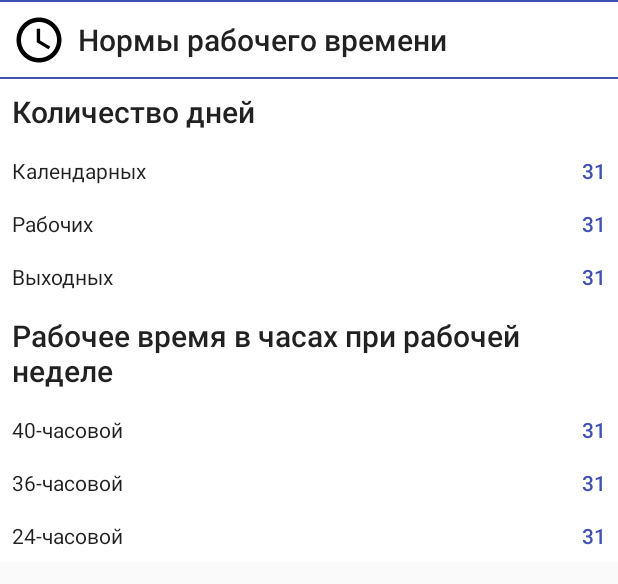
After one commit to 1240/Calendar, an Android app: the layout bottom_sheet_layout.xml on its own in the app's theme, with its tools: preview values and no code run, on a phone screen of 412 x 824 dp. The commit adds this screen. Shown: the top 584 px of the screen. Run offline under Robolectric (Android 15) with nearby library versions, the phone set to English and light mode, and no system bars.

Commit message:
-Добавлен bottomsheet

```diff
--- a/app/src/main/kotlin/com/l24o/workcalendar/modules/calendar/CalendarActivity.kt
+++ b/app/src/main/kotlin/com/l24o/workcalendar/modules/calendar/CalendarActivity.kt
@@ -1,6 +1,7 @@
 package com.l24o.workcalendar.modules.calendar
 
 import android.os.Bundle
+import android.support.design.widget.BottomSheetBehavior
 import android.support.v4.content.ContextCompat
 import android.text.style.ForegroundColorSpan
 import android.view.LayoutInflater
@@ -19,8 +20,10 @@ import com.prolificinteractive.materialcalendarview.CalendarDay
 import com.prolificinteractive.materialcalendarview.DayViewDecorator
 import com.prolificinteractive.materialcalendarview.DayViewFacade
 import com.prolificinteractive.materialcalendarview.MaterialCalendarView
-import kotlinx.android.synthetic.main.activity_calendar.*
+import kotlinx.android.synthetic.main.bottom_sheet_layout.*
+import kotlinx.android.synthetic.main.calendar_layout.*
 import kotlinx.android.synthetic.main.item_holiday.view.*
+import org.jetbrains.anko.onClick
 import java.util.*
 import javax.inject.Inject
 
@@ -62,6 +65,15 @@ class CalendarActivity : MvpActivity(), ICalendarView {
             }
             holidaysWrapper.addView(view)
         }
+    }
+
+    override fun fillNorms(daysCalendar: Int, daysWork: Int, holidays: Int, hCount40: Int, hCount36: Int, hCount24: Int) {
+        normsCountCalendar.text = daysCalendar.toString()
+        normsCountWork.text = daysWork.toString()
+        normsCountHoliday.text = holidays.toString()
+        hoursCount40.text = hCount40.toString()
+        hoursCount36.text = hCount36.toString()
+        hoursCount24.text = hCount24.toString()
     }
 
     override fun fillDays(days: List<Day>) {
@@ -119,5 +131,9 @@ class CalendarActivity : MvpActivity(), ICalendarView {
                     .commit()
             selectionMode = MaterialCalendarView.SELECTION_MODE_NONE
         }
+
+        bottomSheetHead.onClick {
+            BottomSheetBehavior.from(normsWrapper).state = BottomSheetBehavior.STATE_EXPANDED
+        }
     }
 }
--- a/app/src/main/kotlin/com/l24o/workcalendar/modules/calendar/CalendarContract.kt
+++ b/app/src/main/kotlin/com/l24o/workcalendar/modules/calendar/CalendarContract.kt
@@ -10,6 +10,12 @@ interface ICalendarView : IView {
     fun setLoadingVisible(isVisible: Boolean)
     fun fillHolidays(holidays: List<Holiday>)
     fun fillDays(days: List<Day>)
+    fun fillNorms(daysCalendar: Int,
+                  daysWork: Int,
+                  holidays: Int,
+                  hCount40: Int,
+                  hCount36: Int,
+                  hCount24: Int)
 }
 
 interface ICalendarPresenter : IPresenter<ICalendarView> {
--- a/app/src/main/kotlin/com/l24o/workcalendar/modules/calendar/CalendarPresenter.kt
+++ b/app/src/main/kotlin/com/l24o/workcalendar/modules/calendar/CalendarPresenter.kt
@@ -3,6 +3,7 @@ package com.l24o.workcalendar.modules.calendar
 import com.l24o.workcalendar.common.CalendarAssetsManager
 import com.l24o.workcalendar.common.mvp.RxPresenter
 import com.l24o.workcalendar.data.rest.models.Calendar
+import com.l24o.workcalendar.data.rest.models.Day
 import com.l24o.workcalendar.data.rest.models.Holiday
 import com.l24o.workcalendar.extensions.monthNumber
 import com.l24o.workcalendar.extensions.parsedMessage
@@ -19,6 +20,7 @@ class CalendarPresenter @Inject constructor(view: ICalendarView) : RxPresenter<I
 
     private var calendar: Calendar? = null
     private var mapOfHolidays: HashMap<Int, List<Holiday>> = HashMap()
+    private var mapOfDays: HashMap<Int, List<Day>> = HashMap()
     private var currentMonth = java.util.Calendar.getInstance().get(java.util.Calendar.MONTH)
     override fun onViewAttached() {
         super.onViewAttached()
@@ -38,9 +40,13 @@ class CalendarPresenter @Inject constructor(view: ICalendarView) : RxPresenter<I
                 )
     }
 
-    override fun currentMonthChange(month: Int) {
-        currentMonth = month
+    override fun currentMonthChange(monthNumber: Int) {
+        currentMonth = monthNumber
         view?.fillHolidays(mapOfHolidays[currentMonth]?: ArrayList())
+        val month = java.util.Calendar.getInstance()
+        month.set(java.util.Calendar.MONTH, monthNumber)
+        val dayOfMonth = month.getActualMaximum(java.util.Calendar.DAY_OF_MONTH)
+//        view?.fillNorms(dayOfMonth, )
     }
 
     private fun fillData() {
@@ -62,6 +68,18 @@ class CalendarPresenter @Inject constructor(view: ICalendarView) : RxPresenter<I
                     list.add(holiday)
                     mapOfHolidays.put(monthNumber, list)
                 }
+                if (mapOfDays.containsKey(monthNumber)) {
+                    val list = mapOfDays[monthNumber]!!
+                    if (!list.contains(day)) {
+                        (mapOfDays[monthNumber] as ArrayList).add(day)
+                    } else {
+
+                    }
+                } else {
+                    val list = ArrayList<Day>()
+                    list.add(day)
+                    mapOfDays.put(monthNumber, list)
+                }
             }
         }
         view?.fillDays(calendar!!.days!!)
--- a/app/src/main/res/layout/activity_calendar.xml
+++ b/app/src/main/res/layout/activity_calendar.xml
@@ -1,34 +1,15 @@
 <?xml version="1.0" encoding="utf-8"?>
-<ScrollView xmlns:android="http://schemas.android.com/apk/res/android"
+<android.support.design.widget.CoordinatorLayout xmlns:android="http://schemas.android.com/apk/res/android"
     xmlns:app="http://schemas.android.com/apk/res-auto"
     xmlns:tools="http://schemas.android.com/tools"
     android:layout_width="match_parent"
-    android:layout_height="match_parent">
+    android:layout_height="match_parent"
+    tools:context=".modules.calendar.CalendarActivity">
 
-    <android.support.constraint.ConstraintLayout
-        android:layout_width="match_parent"
-        android:layout_height="wrap_content"
-        tools:context="com.l24o.workcalendar.modules.calendar.CalendarActivity">
+    <!-- подключение основного контента -->
+    <include layout="@layout/calendar_layout" />
 
-        <com.prolificinteractive.materialcalendarview.MaterialCalendarView
-            android:id="@+id/calendarView"
-            android:layout_width="0dp"
-            android:layout_height="wrap_content"
-            android:padding="8dp"
-            app:layout_constraintLeft_toLeftOf="parent"
-            app:layout_constraintRight_toRightOf="parent"
-            app:layout_constraintTop_toTopOf="parent"
-            app:mcv_selectionColor="@color/colorCurrentDate" />
+    <!-- подключение нижнего экрана -->
+    <include layout="@layout/bottom_sheet_layout" />
 
-        <LinearLayout
-            android:id="@+id/holidaysWrapper"
-            android:layout_width="0dp"
-            android:layout_height="wrap_content"
-            android:orientation="vertical"
-            android:padding="@dimen/half_default_margin"
-            app:layout_constraintRight_toRightOf="parent"
-            app:layout_constraintLeft_toLeftOf="parent"
-            android:layout_marginTop="0dp"
-            app:layout_constraintTop_toBottomOf="@+id/calendarView" />
-    </android.support.constraint.ConstraintLayout>
-</ScrollView>
+</android.support.design.widget.CoordinatorLayout>
--- /dev/null
+++ b/app/src/main/res/layout/bottom_sheet_layout.xml
@@ -0,0 +1,186 @@
+<LinearLayout xmlns:android="http://schemas.android.com/apk/res/android"
+    xmlns:app="http://schemas.android.com/apk/res-auto"
+    xmlns:tools="http://schemas.android.com/tools"
+    android:id="@+id/normsWrapper"
+    android:layout_width="match_parent"
+    android:layout_height="wrap_content"
+    android:layout_marginTop="0dp"
+    android:background="@color/colorWhite"
+    android:orientation="vertical"
+    app:behavior_hideable="false"
+    app:behavior_peekHeight="51dp"
+    app:layout_behavior="android.support.design.widget.BottomSheetBehavior">
+
+    <View
+        android:layout_width="match_parent"
+        android:layout_height="1dp"
+        android:background="@color/colorPrimary" />
+
+    <TextView
+        android:id="@+id/bottomSheetHead"
+        android:layout_width="match_parent"
+        android:layout_height="50dp"
+        android:drawableLeft="@drawable/ic_access_time_black_36dp"
+        android:drawablePadding="@dimen/half_default_margin"
+        android:gravity="center_vertical"
+        android:padding="@dimen/half_default_margin"
+        android:text="Нормы рабочего времени"
+        android:textAppearance="@style/TextAppearance.AppCompat.Title" />
+
+    <View
+        android:layout_width="match_parent"
+        android:layout_height="1dp"
+        android:background="@color/colorPrimary" />
+
+    <TextView
+        android:layout_width="wrap_content"
+        android:layout_height="wrap_content"
+        android:padding="@dimen/half_default_margin"
+        android:text="Количество дней"
+        android:textAppearance="@style/TextAppearance.AppCompat.Title" />
+
+    <LinearLayout
+        android:layout_width="match_parent"
+        android:layout_height="wrap_content"
+        android:gravity="center"
+        android:orientation="horizontal"
+        android:padding="@dimen/half_default_margin">
+
+        <TextView
+            android:layout_width="0dp"
+            android:layout_height="wrap_content"
+            android:layout_weight="1"
+            android:text="Календарных"
+            android:textAppearance="@style/Base.TextAppearance.AppCompat.Body1" />
+
+        <TextView
+            android:id="@+id/normsCountCalendar"
+            android:layout_width="wrap_content"
+            android:layout_height="wrap_content"
+            android:textAppearance="@style/Base.TextAppearance.AppCompat.Body2"
+            android:textColor="@color/colorPrimary"
+            tools:text="31" />
+    </LinearLayout>
+
+    <LinearLayout
+        android:layout_width="match_parent"
+        android:layout_height="wrap_content"
+        android:gravity="center"
+        android:orientation="horizontal"
+        android:padding="@dimen/half_default_margin">
+
+        <TextView
+            android:layout_width="0dp"
+            android:layout_height="wrap_content"
+            android:layout_weight="1"
+            android:text="Рабочих"
+            android:textAppearance="@style/Base.TextAppearance.AppCompat.Body1" />
+
+        <TextView
+            android:id="@+id/normsCountWork"
+            android:layout_width="wrap_content"
+            android:layout_height="wrap_content"
+            android:textAppearance="@style/Base.TextAppearance.AppCompat.Body2"
+            android:textColor="@color/colorPrimary"
+            tools:text="31" />
+    </LinearLayout>
+
+    <LinearLayout
+        android:layout_width="match_parent"
+        android:layout_height="wrap_content"
+        android:gravity="center"
+        android:orientation="horizontal"
+        android:padding="@dimen/half_default_margin">
+
+        <TextView
+            android:layout_width="0dp"
+            android:layout_height="wrap_content"
+            android:layout_weight="1"
+            android:text="Выходных"
+            android:textAppearance="@style/Base.TextAppearance.AppCompat.Body1" />
+
+        <TextView
+            android:id="@+id/normsCountHoliday"
+            android:layout_width="wrap_content"
+            android:layout_height="wrap_content"
+            android:textAppearance="@style/Base.TextAppearance.AppCompat.Body2"
+            android:textColor="@color/colorPrimary"
+            tools:text="31" />
+    </LinearLayout>
+
+    <TextView
+        android:layout_width="wrap_content"
+        android:layout_height="wrap_content"
+        android:padding="@dimen/half_default_margin"
+        android:text="Рабочее время в часах при рабочей неделе"
+        android:textAppearance="@style/TextAppearance.AppCompat.Title" />
+
+    <LinearLayout
+        android:layout_width="match_parent"
+        android:layout_height="wrap_content"
+        android:gravity="center"
+        android:orientation="horizontal"
+        android:padding="@dimen/half_default_margin">
+
+        <TextView
+            android:layout_width="0dp"
+            android:layout_height="wrap_content"
+            android:layout_weight="1"
+            android:text="40-часовой"
+            android:textAppearance="@style/Base.TextAppearance.AppCompat.Body1" />
+
+        <TextView
+            android:id="@+id/hoursCount40"
+            android:layout_width="wrap_content"
+            android:layout_height="wrap_content"
+            android:textAppearance="@style/Base.TextAppearance.AppCompat.Body2"
+            android:textColor="@color/colorPrimary"
+            tools:text="31" />
+    </LinearLayout>
+
+    <LinearLayout
+        android:layout_width="match_parent"
+        android:layout_height="wrap_content"
+        android:gravity="center"
+        android:orientation="horizontal"
+        android:padding="@dimen/half_default_margin">
+
+        <TextView
+            android:layout_width="0dp"
+            android:layout_height="wrap_content"
+            android:layout_weight="1"
+            android:text="36-часовой"
+            android:textAppearance="@style/Base.TextAppearance.AppCompat.Body1" />
+
+        <TextView
+            android:id="@+id/hoursCount36"
+            android:layout_width="wrap_content"
+            android:layout_height="wrap_content"
+            android:textAppearance="@style/Base.TextAppearance.AppCompat.Body2"
+            android:textColor="@color/colorPrimary"
+            tools:text="31" />
+    </LinearLayout>
+
+    <LinearLayout
+        android:layout_width="match_parent"
+        android:layout_height="wrap_content"
+        android:gravity="center"
+        android:orientation="horizontal"
+        android:padding="@dimen/half_default_margin">
+
+        <TextView
+            android:layout_width="0dp"
+            android:layout_height="wrap_content"
+            android:layout_weight="1"
+            android:text="24-часовой"
+            android:textAppearance="@style/Base.TextAppearance.AppCompat.Body1" />
+
+        <TextView
+            android:id="@+id/hoursCount24"
+            android:layout_width="wrap_content"
+            android:layout_height="wrap_content"
+            android:textAppearance="@style/Base.TextAppearance.AppCompat.Body2"
+            android:textColor="@color/colorPrimary"
+            tools:text="31" />
+    </LinearLayout>
+</LinearLayout>
--- /dev/null
+++ b/app/src/main/res/layout/calendar_layout.xml
@@ -0,0 +1,35 @@
+<?xml version="1.0" encoding="utf-8"?>
+<ScrollView xmlns:android="http://schemas.android.com/apk/res/android"
+    xmlns:app="http://schemas.android.com/apk/res-auto"
+    xmlns:tools="http://schemas.android.com/tools"
+    android:layout_width="match_parent"
+    android:layout_height="match_parent">
+
+    <android.support.constraint.ConstraintLayout
+        android:layout_width="match_parent"
+        android:layout_height="wrap_content"
+        tools:context="com.l24o.workcalendar.modules.calendar.CalendarActivity">
+
+        <com.prolificinteractive.materialcalendarview.MaterialCalendarView
+            android:id="@+id/calendarView"
+            android:layout_width="0dp"
+            android:layout_height="wrap_content"
+            android:padding="8dp"
+            app:layout_constraintLeft_toLeftOf="parent"
+            app:layout_constraintRight_toRightOf="parent"
+            app:layout_constraintTop_toTopOf="parent"
+            app:mcv_selectionColor="@color/colorCurrentDate" />
+
+        <LinearLayout
+            android:id="@+id/holidaysWrapper"
+            android:layout_width="0dp"
+            android:layout_height="wrap_content"
+            android:layout_marginTop="0dp"
+            android:orientation="vertical"
+            android:padding="@dimen/half_default_margin"
+            app:layout_constraintLeft_toLeftOf="parent"
+            app:layout_constraintRight_toRightOf="parent"
+            app:layout_constraintTop_toBottomOf="@+id/calendarView" />
+
+    </android.support.constraint.ConstraintLayout>
+</ScrollView>
```
Also changed, not shown: app/src/main/res/drawable-hdpi/ic_access_time_black_36dp.png (added), app/src/main/res/drawable-mdpi/ic_access_time_black_36dp.png (added), app/src/main/res/drawable-xhdpi/ic_access_time_black_36dp.png (added), app/src/main/res/drawable-xxhdpi/ic_access_time_black_36dp.png (added), app/src/main/res/drawable-xxxhdpi/ic_access_time_black_36dp.png (added).
